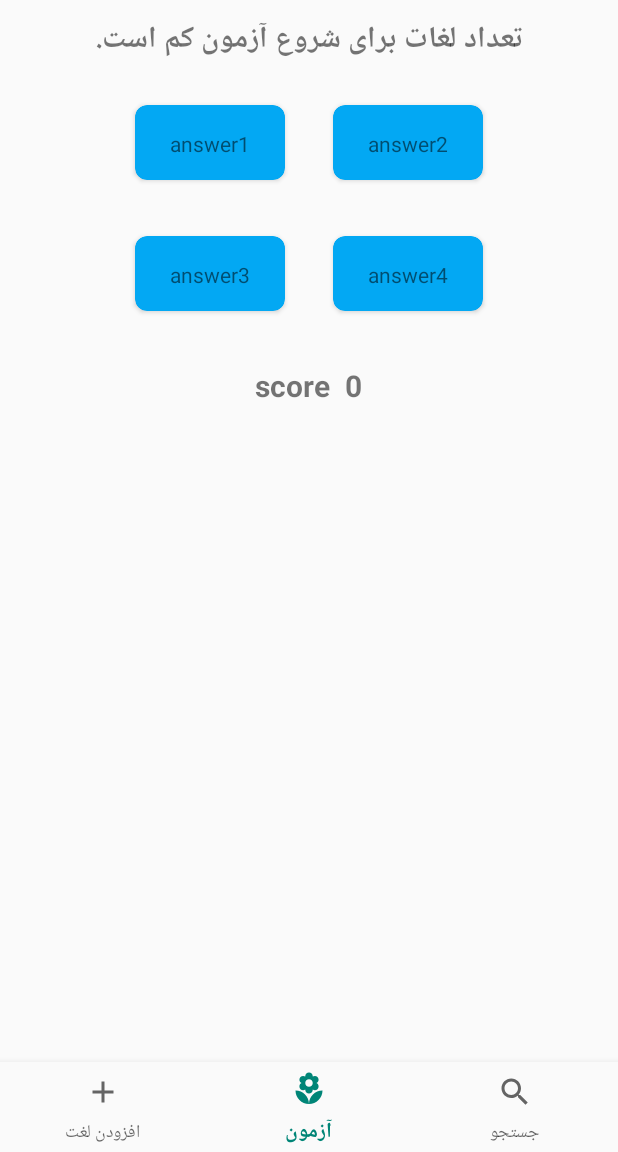
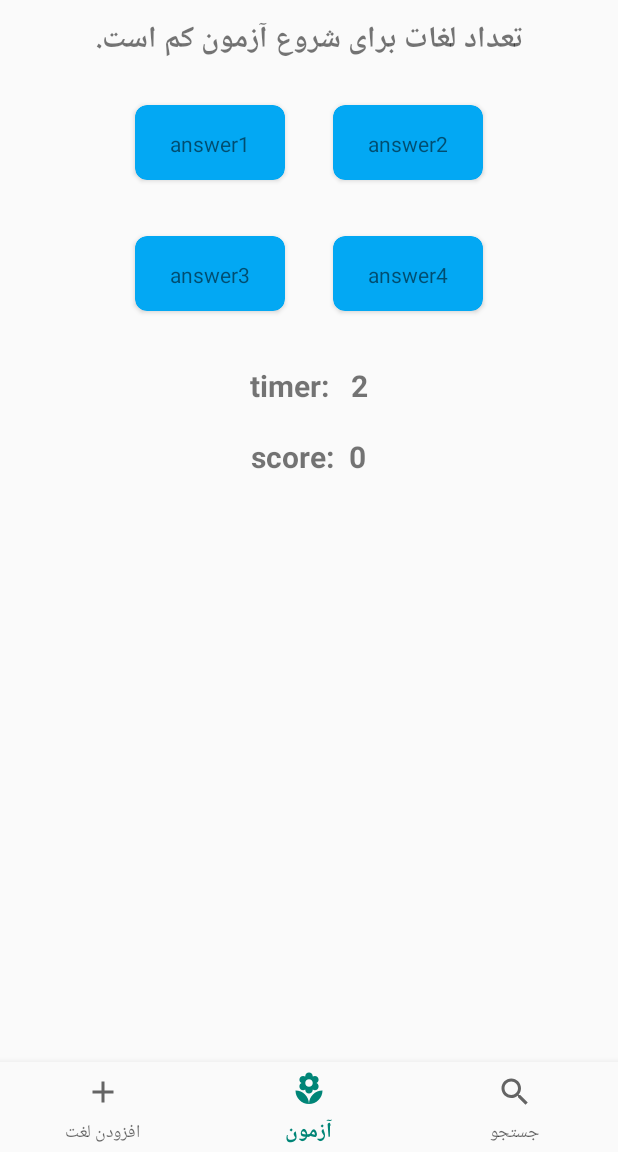
Before and after one commit to AliKarimi135/PersonalDictionary, an Android app: the screen it shows after launch (MainActivity), item 2 of the bottom bar chosen, on a phone screen of 412 x 824 dp, the part 84-1236 px from its top. Run offline under Robolectric (Android 15) with nearby library versions, the phone set to English and light mode, and no system bars; our stand-ins replace Room's generated code.

Commit message:
add timer to quiz and end project

```diff
--- a/app/src/main/java/ir/aliprogramer/dictionary/MainActivity.java
+++ b/app/src/main/java/ir/aliprogramer/dictionary/MainActivity.java
@@ -134,18 +134,21 @@ public class MainActivity extends AppCompatActivity implements BottomNavigationV
                             transaction.show(searchFragment);
                             searchFragment.getData();
                             searchFragment.clearInput();
+                            quizFragment.stopTImerTask();
                              break;
             case R.id.quiz:
                         transaction.hide(wordFragment);
                         transaction.hide(searchFragment);
                         transaction.show(quizFragment);
                         quizFragment.loadDataFromDb();
+                        quizFragment.doTimerTask();
                         //quizFragment.initQuiz();
                         break;
             case R.id.add:
                         transaction.hide(searchFragment);
                         transaction.hide(quizFragment);
                         transaction.show(wordFragment);
+                        quizFragment.stopTImerTask();
                         break;
         }
         transaction.commit();
--- a/app/src/main/java/ir/aliprogramer/dictionary/fragment/QuizFragment.java
+++ b/app/src/main/java/ir/aliprogramer/dictionary/fragment/QuizFragment.java
@@ -2,6 +2,7 @@ package ir.aliprogramer.dictionary.fragment;
 
 import android.os.AsyncTask;
 import android.os.Bundle;
+import android.os.Handler;
 import android.support.annotation.NonNull;
 import android.support.annotation.Nullable;
 import android.support.v4.app.Fragment;
@@ -15,6 +16,8 @@ import android.widget.Toast;
 
 import java.util.List;
 import java.util.Random;
+import java.util.Timer;
+import java.util.TimerTask;
 
 import ir.aliprogramer.dictionary.DictionaryAdapter;
 import ir.aliprogramer.dictionary.R;
@@ -23,11 +26,16 @@ import ir.aliprogramer.dictionary.database.Dictionary;
 
 public class QuizFragment extends Fragment implements View.OnClickListener{
     CardView card1,card2,card3,card4;
-    TextView question,answer1,answer2,answer3,answer4,scoreView;
+    TextView question,answer1,answer2,answer3,answer4,scoreView,timerView;
     List<Dictionary> dictionary;
     boolean startQuiz;
     Random random;
-    int guestionNumber,corectCard,score=0;
+    int guestionNumber,corectCard,score=0,nCounter=0;
+
+    TimerTask mTimerTask;
+    final Handler handler = new Handler();
+    Timer timer = new Timer();
+
     @Nullable
     @Override
     public View onCreateView(@NonNull LayoutInflater inflater, @Nullable ViewGroup container, @Nullable Bundle savedInstanceState) {
@@ -42,6 +50,7 @@ public class QuizFragment extends Fragment implements View.OnClickListener{
         answer3=view.findViewById(R.id.answer3);
         answer4=view.findViewById(R.id.answer4);
         scoreView=view.findViewById(R.id.score);
+        timerView=view.findViewById(R.id.timer);
         card1.setOnClickListener(this);
         card2.setOnClickListener(this);
         card3.setOnClickListener(this);
@@ -60,7 +69,7 @@ public class QuizFragment extends Fragment implements View.OnClickListener{
 
        // loadDataFromDb();
         random=new Random();
-
+        //doTimerTask();
 
     }
     public void loadDataFromDb() {
@@ -101,7 +110,7 @@ public class QuizFragment extends Fragment implements View.OnClickListener{
         switch (view.getId()){
             case R.id.card1:
                 if(corectCard == 1)
-                    score +=10;
+                    score += 10;
                 break;
             case R.id.card2:
                 if(corectCard == 2)
@@ -116,12 +125,15 @@ public class QuizFragment extends Fragment implements View.OnClickListener{
                     score += 10;
                 break;
         }
+        nCounter = 0;
+        timerView.setText("0");
         scoreView.setText(score+"");
         initQuiz();
     }
     public void initQuiz() {
         if(!startQuiz)
             return;
+
         guestionNumber=random.nextInt(dictionary.size());
         corectCard=random.nextInt(4)+1;
         question.setText(dictionary.get(guestionNumber).getDefinition());
@@ -149,4 +161,34 @@ public class QuizFragment extends Fragment implements View.OnClickListener{
                     break;
         }
     }
+
+    public void doTimerTask(){
+
+        mTimerTask = new TimerTask() {
+            public void run() {
+                handler.post(new Runnable() {
+                    public void run() {
+                        // update TextView
+                        timerView.setText(" " + nCounter);
+                        nCounter++;
+                        if(nCounter==8) {
+                            initQuiz();
+                            nCounter=0;
+                        }
+                    }
+                });
+            }};
+
+        // public void schedule (TimerTask task, long delay, long period)
+        timer.schedule(mTimerTask, 1000, 1000);  //
+
+    }
+
+    public void stopTImerTask(){
+        if(mTimerTask!=null){
+            mTimerTask.cancel();
+            nCounter=0;
+        }
+
+    }
 }
--- a/app/src/main/res/layout/quiz_fragment.xml
+++ b/app/src/main/res/layout/quiz_fragment.xml
@@ -96,6 +96,29 @@
         android:layout_height="wrap_content"
         android:orientation="horizontal"
         android:layout_below="@id/linear_layout2"
+        android:id="@+id/linear_layout3"
+        android:layout_marginTop="20dp"
+        android:layout_centerHorizontal="true">
+        <TextView
+            android:layout_width="wrap_content"
+            android:layout_height="wrap_content"
+            android:text="@string/remain_time"
+            android:textStyle="bold"
+            android:textSize="20sp"
+            android:layout_marginRight="10dp"/>
+        <TextView
+            android:layout_width="wrap_content"
+            android:layout_height="wrap_content"
+            android:id="@+id/timer"
+            android:textStyle="bold"
+            android:textSize="20sp"
+            android:text="0"/>
+    </LinearLayout>
+  <LinearLayout
+          android:layout_width="wrap_content"
+          android:layout_height="wrap_content"
+          android:orientation="horizontal"
+            android:layout_below="@id/linear_layout3"
           android:layout_marginTop="20dp"
           android:layout_centerHorizontal="true">
       <TextView
--- a/app/src/main/res/values/strings.xml
+++ b/app/src/main/res/values/strings.xml
@@ -11,5 +11,6 @@
     <string name="edit">ویرایش</string>
     <string name="delete">حذف</string>
     <string name="search_hint">کلمه مورد نظر خود را بنویسید</string>
-    <string name="score">score</string>
+    <string name="score">score:</string>
+    <string name="remain_time">timer:</string>
 </resources>
```
Lines whose indentation alone changed are shown as unchanged.
